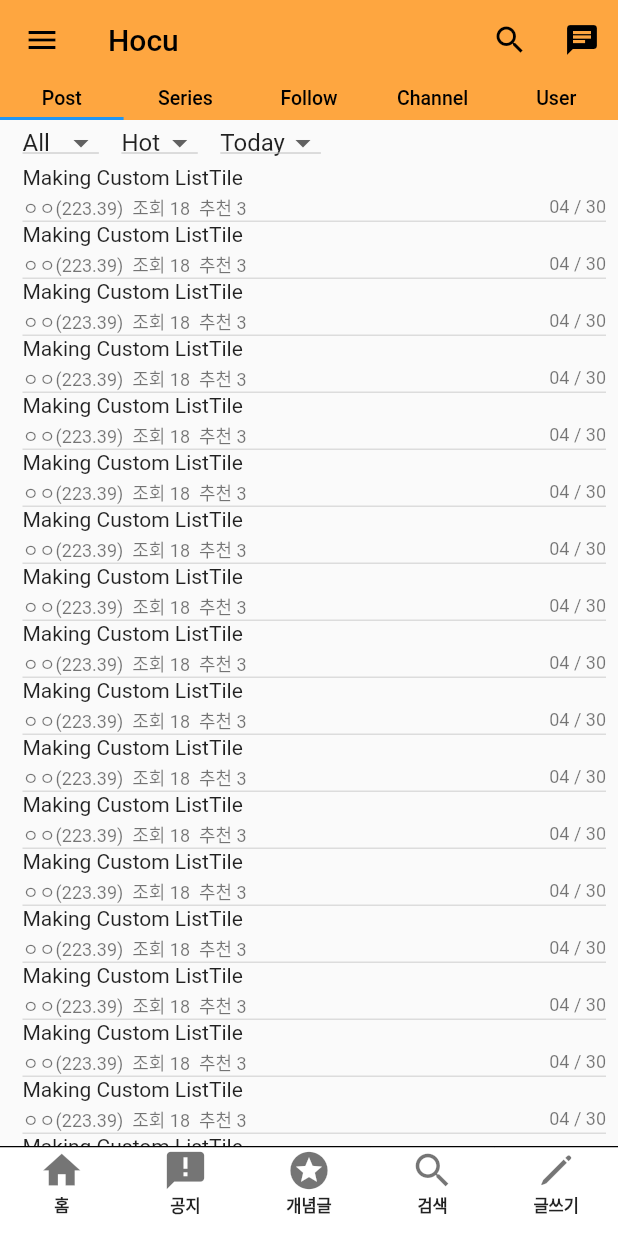
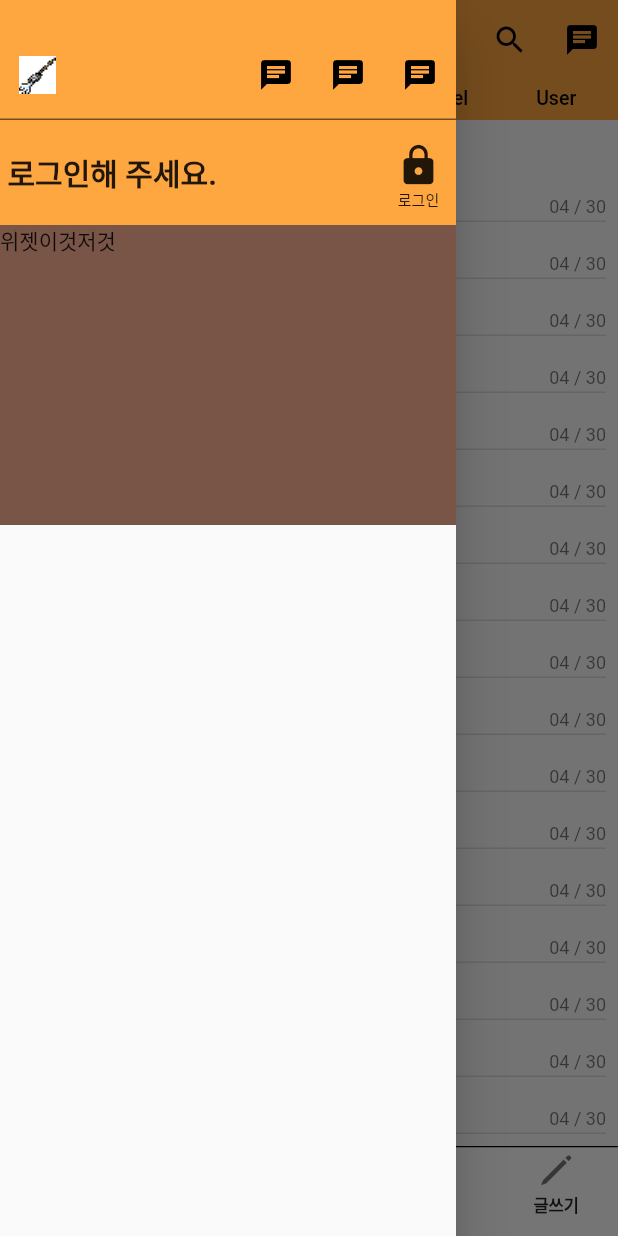
Before and after one commit to LegibleMedal670/community_app, a Flutter app: the screen it shows after launch, with the side drawer open (before the commit the screen has no drawer), on a phone screen of 412 x 824 dp. Run offline on Flutter 3.47's test engine with Material 2 defaults, Android fonts, the phone set to English and light mode, and no system bars; our stand-ins replace get, tuple; missing offline and left inert: amplify_analytics_pinpoint, amplify_auth_cognito, amplify_flutter, flutter_quill.

Commit message:
2022 - 05 - 28 update add Drawer ( login button ) add login page ( reuse )

```diff
--- a/lib/main.dart
+++ b/lib/main.dart
@@ -4,6 +4,11 @@ import 'package:flutter/material.dart';
 import 'widgets/post_tile.dart';
 import 'screens/search.dart';
 import 'screens/write_post.dart';
+import 'screens/login.dart';
+import 'package:amplify_flutter/amplify_flutter.dart';
+import 'package:amplify_analytics_pinpoint/amplify_analytics_pinpoint.dart';
+import 'package:amplify_auth_cognito/amplify_auth_cognito.dart';
+import 'amplifyconfiguration.dart';
 
 void main() {
   runApp(const MyApp());
@@ -29,9 +34,10 @@ class _MyAppState extends State<MyApp> {
   bool _bottom_visibility = true;
 
   @override
-  void initState(){
+  void initState() {
     scrollController.addListener(() {
-      if(scrollController.position.userScrollDirection == ScrollDirection.forward) {
+      if (scrollController.position.userScrollDirection ==
+          ScrollDirection.forward) {
         _bottom_visibility = true;
       } else {
         _bottom_visibility = false;
@@ -45,8 +51,7 @@ class _MyAppState extends State<MyApp> {
   @override
   Widget build(BuildContext context) {
     return MaterialApp(
-      home: Builder(
-        builder: (context) {
+      home: Builder(builder: (context) {
         return DefaultTabController(
           length: 5,
           child: Scaffold(
@@ -56,20 +61,22 @@ class _MyAppState extends State<MyApp> {
                 elevation: 0,
                 title: Text('Hocu', style: TextStyle(color: Colors.black)),
                 backgroundColor: Color(appBarColor),
-                  leading: IconButton(
-                    color: Colors.black,
-                    icon: Icon(Icons.menu),
-                    onPressed: () {
-                      print('button clicked');
-                    },
-                  ),
+                // leading: IconButton(
+                //   color: Colors.black,
+                //   icon: Icon(Icons.menu),
+                //   onPressed: () {
+                //     print('button clicked');
+                //   },
+                // ),
                 actions: [
                   IconButton(
                     color: Colors.black,
                     icon: Icon(Icons.search),
                     onPressed: () {
                       Navigator.push(
-                            context, MaterialPageRoute(builder: (context) => searchScreen()));
+                          context,
+                          MaterialPageRoute(
+                              builder: (context) => searchScreen()));
                     },
                   ),
                   IconButton(
@@ -124,6 +131,101 @@ class _MyAppState extends State<MyApp> {
                     ),
                   ],
                 ),
+              ),
+            ),
+            drawer: Drawer(
+              child: ListView(
+                padding: EdgeInsets.zero,
+                children: [
+                  SizedBox(
+                    height: 80.0,
+                    child: Container(
+                      decoration: BoxDecoration(
+                        color: Color(appBarColor),
+                        border: Border(
+                            top: BorderSide(color: Colors.transparent),
+                            bottom: BorderSide(color:Colors.black54)
+                        ),
+                      ),
+                      child: Padding(
+                        padding: const EdgeInsets.only(top: 20.0),
+                        child: Row(
+                          children: [
+                            Image.asset('img/vhzmckd.png',
+                            width: 50.0,
+                            height: 50.0,),
+                            Spacer(),
+                            Row(
+                              children: [
+                                IconButton(
+                                  color: Colors.black,
+                                  icon: Icon(Icons.chat),
+                                  onPressed: () {
+                                    print('chat pressed');
+                                  },
+                                ),
+                                IconButton(
+                                  color: Colors.black,
+                                  icon: Icon(Icons.chat),
+                                  onPressed: () {
+                                    print('chat pressed');
+                                  },
+                                ),
+                                IconButton(
+                                  color: Colors.black,
+                                  icon: Icon(Icons.chat),
+                                  onPressed: () {
+                                    print('chat pressed');
+                                  },
+                                ),
+                              ],
+                            ),
+                          ],
+                        ),
+                      ),
+                    ),
+                  ),
+                  GestureDetector(
+                    onTap: (){
+                      print('로그인');
+                      Navigator.push(
+                          context,
+                          MaterialPageRoute(
+                              builder: (context) =>
+                                  loginScreen()));
+                    },
+                    child: Container(
+                      margin: EdgeInsets.zero,
+                      height: 70.0,
+                      color: Color(appBarColor),
+                      child: Row(
+                        children: [
+                          Text(' 로그인해 주세요.',style: TextStyle(
+                            fontWeight: FontWeight.bold,
+                            fontSize: 20.0,
+                          ),),
+                          Spacer(),
+                          Padding(
+                            padding: const EdgeInsets.only(top: 15.0,right: 10.0),
+                            child: Column(
+                              children: [
+                                Icon(Icons.lock,size: 30.0,),
+                                Text('로그인',style: TextStyle(
+                                  fontSize: 10.0
+                                ),)
+                              ],
+                            ),
+                          ),
+                        ],
+                      ),
+                    ),
+                  ),
+                  Container(
+                    height: 200.0,
+                    color: Colors.brown,
+                    child: Text('위젯이것저것'),
+                  )
+                ],
               ),
             ),
             body: TabBarView(
@@ -249,9 +351,8 @@ class _MyAppState extends State<MyApp> {
                               color: Colors.white,
                               border: Border(
                                   top: BorderSide(color: Colors.black),
-                                  bottom: BorderSide(color:Colors.transparent)
-                              )
-                            ),
+                                  bottom:
+                                      BorderSide(color: Colors.transparent))),
                           height: 60.0,
                           child: Row(
                             mainAxisAlignment: MainAxisAlignment.spaceAround,
@@ -262,7 +363,8 @@ class _MyAppState extends State<MyApp> {
                                 },
                                 child: Container(
                                   color: Colors.white,
-                                    width: MediaQuery.of(context).size.width * 0.2,
+                                  width:
+                                      MediaQuery.of(context).size.width * 0.2,
                                   child: Column(
                                     children: [
                                       Icon(
@@ -285,7 +387,8 @@ class _MyAppState extends State<MyApp> {
                                   print('공지');
                                 },
                                 child: Container(
-                                    width: MediaQuery.of(context).size.width * 0.2,
+                                  width:
+                                      MediaQuery.of(context).size.width * 0.2,
                                   color: Colors.white,
                                   child: Column(
                                     children: [
@@ -309,7 +412,8 @@ class _MyAppState extends State<MyApp> {
                                   print('개념글');
                                 },
                                 child: Container(
-                                    width: MediaQuery.of(context).size.width * 0.2,
+                                  width:
+                                      MediaQuery.of(context).size.width * 0.2,
                                   color: Colors.white,
                                   child: Column(
                                     children: [
@@ -331,11 +435,15 @@ class _MyAppState extends State<MyApp> {
                               GestureDetector(
                                 onTap: () {
                                   Navigator.push(
-                                        context, MaterialPageRoute(builder: (context) => searchScreen()));
+                                      context,
+                                      MaterialPageRoute(
+                                          builder: (context) =>
+                                              searchScreen()));
                                 },
                                 child: Container(
                                   color: Colors.white,
-                                    width: MediaQuery.of(context).size.width * 0.2,
+                                  width:
+                                      MediaQuery.of(context).size.width * 0.2,
                                   child: Column(
                                     children: [
                                       Icon(
@@ -356,10 +464,14 @@ class _MyAppState extends State<MyApp> {
                               GestureDetector(
                                 onTap: () {
                                   Navigator.push(
-                                        context, MaterialPageRoute(builder: (context) => writePostScreen()));
+                                      context,
+                                      MaterialPageRoute(
+                                          builder: (context) =>
+                                              writePostScreen()));
                                 },
                                 child: Container(
-                                    width: MediaQuery.of(context).size.width * 0.2,
+                                  width:
+                                      MediaQuery.of(context).size.width * 0.2,
                                   color: Colors.white,
                                   child: Column(
                                     children: [
@@ -393,8 +505,7 @@ class _MyAppState extends State<MyApp> {
             ),
           ),
         );
-        }
-      ),
+      }),
     );
   }
 }
--- a/lib/screens/search.dart
+++ b/lib/screens/search.dart
@@ -217,6 +217,9 @@ class _searchScreenState extends State<searchScreen> {
                     ),
                     Spacer(),
                     IconButton(
+                      splashColor: Colors.transparent,
+                      highlightColor: Colors.transparent,
+                      enableFeedback: false,
                       icon: Icon(Icons.cancel),
                       onPressed: (){
                         print('지우기');
--- a/lib/screens/write_post.dart
+++ b/lib/screens/write_post.dart
@@ -1,6 +1,9 @@
 import 'package:flutter/material.dart';
 import 'package:flutter_quill/flutter_quill.dart' as quill;
 import 'package:tuple/tuple.dart';
+
+
+
 
 class writePostScreen extends StatefulWidget {
   const writePostScreen({Key? key}) : super(key: key);
```
Also changed, not shown: lib/screens/login.dart (added, +554 -0 lines). Lines whose indentation alone changed are shown as unchanged.
